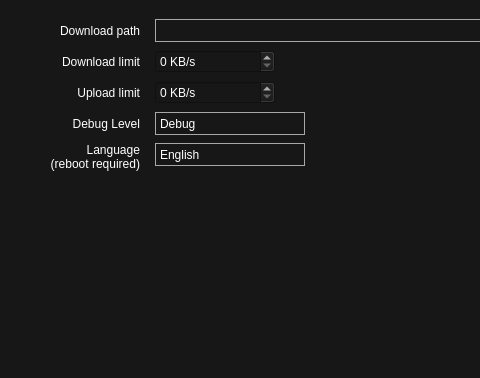
First picture: the form in settingswindow.ui, repository AdunanzA/Tsunami, before the edit; both pictures show x 0 to 480 and y 0 to 378 of the 671 by 536 pixel window.
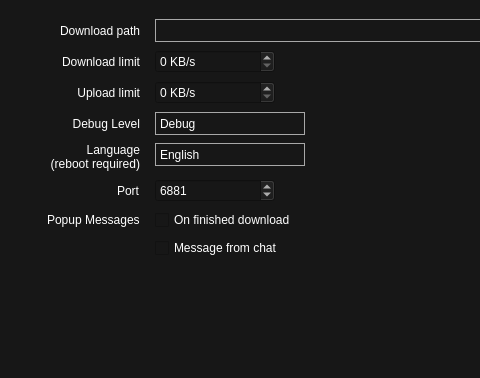
Second picture: the form after the edit. Icons and pictures are not drawn.

Patch:
```diff
--- a/settingswindow.ui
+++ b/settingswindow.ui
@@ -324,6 +324,53 @@
           </property>
          </widget>
         </item>
+        <item row="8" column="0">
+         <widget class="QLabel" name="lblPort">
+          <property name="text">
+           <string>Port</string>
+          </property>
+         </widget>
+        </item>
+        <item row="8" column="1">
+         <widget class="QSpinBox" name="numPort">
+          <property name="minimumSize">
+           <size>
+            <width>120</width>
+            <height>23</height>
+           </size>
+          </property>
+          <property name="minimum">
+           <number>1024</number>
+          </property>
+          <property name="maximum">
+           <number>49151</number>
+          </property>
+          <property name="value">
+           <number>6881</number>
+          </property>
+         </widget>
+        </item>
+        <item row="9" column="1">
+         <widget class="QCheckBox" name="chkMsgDownFinish">
+          <property name="text">
+           <string>On finished download</string>
+          </property>
+         </widget>
+        </item>
+        <item row="9" column="0">
+         <widget class="QLabel" name="lblMessages">
+          <property name="text">
+           <string>Popup Messages</string>
+          </property>
+         </widget>
+        </item>
+        <item row="10" column="1">
+         <widget class="QCheckBox" name="chkMsgNewChat">
+          <property name="text">
+           <string>Message from chat</string>
+          </property>
+         </widget>
+        </item>
        </layout>
       </widget>
      </item>
```
